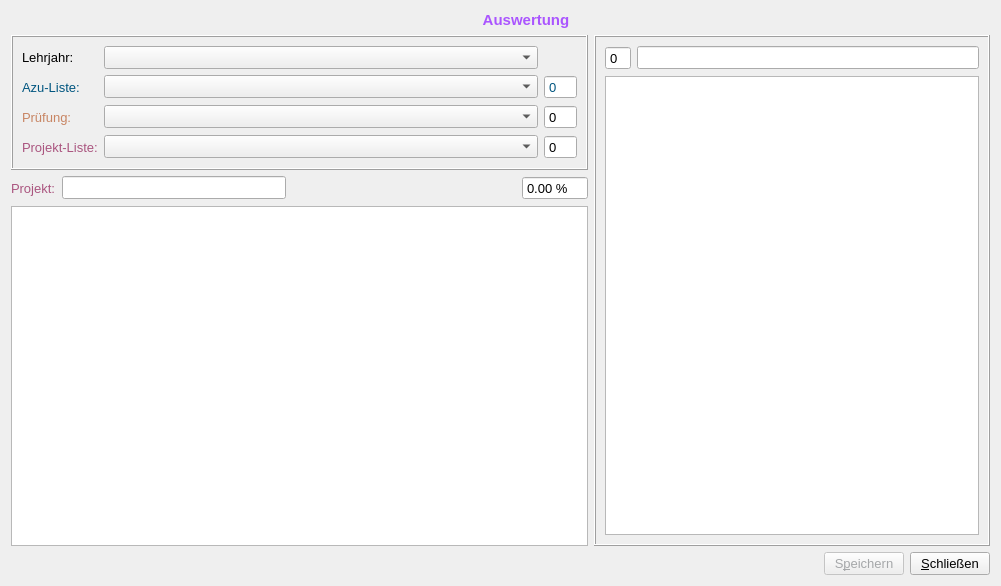
First picture: the form in formevaluation.ui, repository fasa1964/fshkap, before the edit.
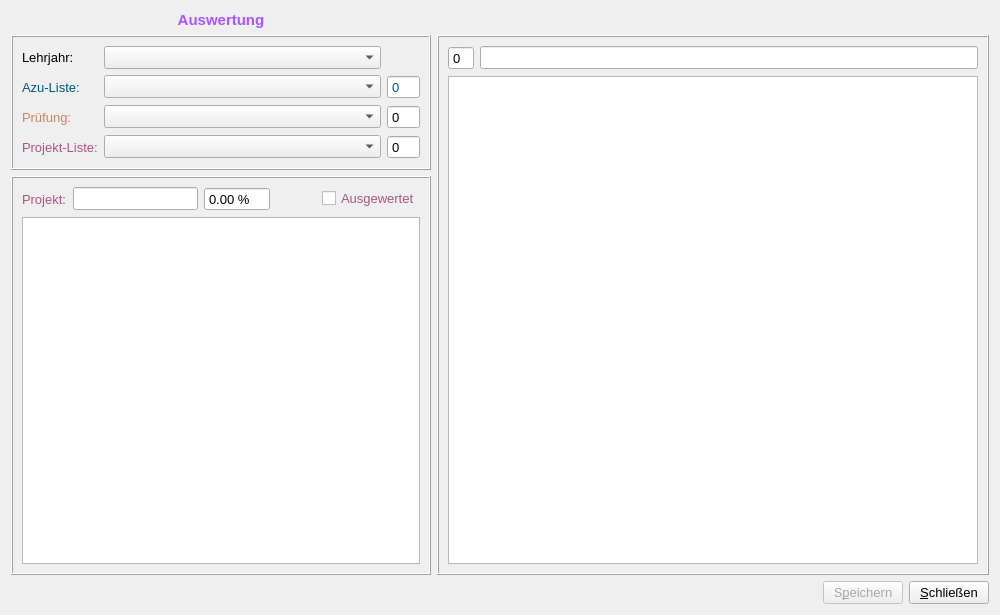
Second picture: the form after the edit.

Commit message: Add a checkbox to provide the status evaluated project. By changing the project data or skills, make sure that all project with evaluated status = true ask the user to change this project also.

```diff
--- a/formevaluation.ui
+++ b/formevaluation.ui
@@ -6,8 +6,8 @@
    <rect>
     <x>0</x>
     <y>0</y>
-    <width>1001</width>
-    <height>586</height>
+    <width>1000</width>
+    <height>615</height>
    </rect>
   </property>
   <property name="font">
@@ -18,28 +18,170 @@
   <property name="windowTitle">
    <string>Form</string>
   </property>
-  <layout class="QGridLayout" name="gridLayout_3">
-   <item row="2" column="3">
-    <widget class="QDoubleSpinBox" name="percentBox">
-     <property name="readOnly">
-      <bool>true</bool>
-     </property>
-     <property name="buttonSymbols">
-      <enum>QAbstractSpinBox::NoButtons</enum>
-     </property>
-     <property name="prefix">
-      <string/>
-     </property>
-     <property name="suffix">
-      <string> %</string>
-     </property>
-     <property name="maximum">
-      <double>100.000000000000000</double>
-     </property>
-    </widget>
-   </item>
+  <layout class="QGridLayout" name="gridLayout_4">
    <item row="2" column="0">
-    <widget class="QLabel" name="label_2">
+    <widget class="QFrame" name="frame_3">
+     <property name="sizePolicy">
+      <sizepolicy hsizetype="Expanding" vsizetype="Preferred">
+       <horstretch>0</horstretch>
+       <verstretch>0</verstretch>
+      </sizepolicy>
+     </property>
+     <property name="frameShape">
+      <enum>QFrame::Box</enum>
+     </property>
+     <property name="frameShadow">
+      <enum>QFrame::Raised</enum>
+     </property>
+     <layout class="QGridLayout" name="gridLayout_3">
+      <item row="0" column="0">
+       <widget class="QLabel" name="label_2">
+        <property name="palette">
+         <palette>
+          <active>
+           <colorrole role="WindowText">
+            <brush brushstyle="SolidPattern">
+             <color alpha="255">
+              <red>170</red>
+              <green>85</green>
+              <blue>127</blue>
+             </color>
+            </brush>
+           </colorrole>
+          </active>
+          <inactive>
+           <colorrole role="WindowText">
+            <brush brushstyle="SolidPattern">
+             <color alpha="255">
+              <red>170</red>
+              <green>85</green>
+              <blue>127</blue>
+             </color>
+            </brush>
+           </colorrole>
+          </inactive>
+          <disabled>
+           <colorrole role="WindowText">
+            <brush brushstyle="SolidPattern">
+             <color alpha="255">
+              <red>120</red>
+              <green>120</green>
+              <blue>120</blue>
+             </color>
+            </brush>
+           </colorrole>
+          </disabled>
+         </palette>
+        </property>
+        <property name="text">
+         <string>Projekt:</string>
+        </property>
+       </widget>
+      </item>
+      <item row="0" column="1">
+       <widget class="QLineEdit" name="projektNameEdit">
+        <property name="readOnly">
+         <bool>true</bool>
+        </property>
+       </widget>
+      </item>
+      <item row="0" column="2">
+       <widget class="QDoubleSpinBox" name="percentBox">
+        <property name="readOnly">
+         <bool>true</bool>
+        </property>
+        <property name="buttonSymbols">
+         <enum>QAbstractSpinBox::NoButtons</enum>
+        </property>
+        <property name="prefix">
+         <string/>
+        </property>
+        <property name="suffix">
+         <string> %</string>
+        </property>
+        <property name="maximum">
+         <double>100.000000000000000</double>
+        </property>
+       </widget>
+      </item>
+      <item row="0" column="3">
+       <spacer name="horizontalSpacer_3">
+        <property name="orientation">
+         <enum>Qt::Horizontal</enum>
+        </property>
+        <property name="sizeHint" stdset="0">
+         <size>
+          <width>40</width>
+          <height>20</height>
+         </size>
+        </property>
+       </spacer>
+      </item>
+      <item row="0" column="4">
+       <widget class="QCheckBox" name="evaluatedCheckBox">
+        <property name="palette">
+         <palette>
+          <active>
+           <colorrole role="WindowText">
+            <brush brushstyle="SolidPattern">
+             <color alpha="255">
+              <red>170</red>
+              <green>85</green>
+              <blue>127</blue>
+             </color>
+            </brush>
+           </colorrole>
+          </active>
+          <inactive>
+           <colorrole role="WindowText">
+            <brush brushstyle="SolidPattern">
+             <color alpha="255">
+              <red>170</red>
+              <green>85</green>
+              <blue>127</blue>
+             </color>
+            </brush>
+           </colorrole>
+          </inactive>
+          <disabled>
+           <colorrole role="WindowText">
+            <brush brushstyle="SolidPattern">
+             <color alpha="255">
+              <red>120</red>
+              <green>120</green>
+              <blue>120</blue>
+             </color>
+            </brush>
+           </colorrole>
+          </disabled>
+         </palette>
+        </property>
+        <property name="text">
+         <string>Ausgewertet</string>
+        </property>
+       </widget>
+      </item>
+      <item row="1" column="0" colspan="5">
+       <widget class="QTableWidget" name="fragenTableWidget"/>
+      </item>
+     </layout>
+    </widget>
+   </item>
+   <item row="3" column="0">
+    <spacer name="horizontalSpacer_2">
+     <property name="orientation">
+      <enum>Qt::Horizontal</enum>
+     </property>
+     <property name="sizeHint" stdset="0">
+      <size>
+       <width>40</width>
+       <height>20</height>
+      </size>
+     </property>
+    </spacer>
+   </item>
+   <item row="0" column="0">
+    <widget class="QLabel" name="label">
      <property name="palette">
       <palette>
        <active>
@@ -48,7 +190,7 @@
           <color alpha="255">
            <red>170</red>
            <green>85</green>
-           <blue>127</blue>
+           <blue>255</blue>
           </color>
          </brush>
         </colorrole>
@@ -59,7 +201,7 @@
           <color alpha="255">
            <red>170</red>
            <green>85</green>
-           <blue>127</blue>
+           <blue>255</blue>
           </color>
          </brush>
         </colorrole>
@@ -68,24 +210,105 @@
         <colorrole role="WindowText">
          <brush brushstyle="SolidPattern">
           <color alpha="255">
-           <red>120</red>
-           <green>120</green>
-           <blue>120</blue>
+           <red>165</red>
+           <green>167</green>
+           <blue>169</blue>
           </color>
          </brush>
         </colorrole>
        </disabled>
       </palette>
      </property>
+     <property name="font">
+      <font>
+       <pointsize>11</pointsize>
+       <weight>75</weight>
+       <bold>true</bold>
+      </font>
+     </property>
      <property name="text">
-      <string>Projekt:</string>
+      <string>Auswertung</string>
+     </property>
+     <property name="alignment">
+      <set>Qt::AlignCenter</set>
      </property>
     </widget>
    </item>
-   <item row="1" column="0" colspan="4">
+   <item row="3" column="2" colspan="2">
+    <spacer name="horizontalSpacer">
+     <property name="orientation">
+      <enum>Qt::Horizontal</enum>
+     </property>
+     <property name="sizeHint" stdset="0">
+      <size>
+       <width>40</width>
+       <height>20</height>
+      </size>
+     </property>
+    </spacer>
+   </item>
+   <item row="3" column="4">
+    <layout class="QHBoxLayout" name="horizontalLayout">
+     <item>
+      <widget class="QPushButton" name="saveButton">
+       <property name="enabled">
+        <bool>false</bool>
+       </property>
+       <property name="palette">
+        <palette>
+         <active>
+          <colorrole role="ButtonText">
+           <brush brushstyle="SolidPattern">
+            <color alpha="255">
+             <red>170</red>
+             <green>0</green>
+             <blue>0</blue>
+            </color>
+           </brush>
+          </colorrole>
+         </active>
+         <inactive>
+          <colorrole role="ButtonText">
+           <brush brushstyle="SolidPattern">
+            <color alpha="255">
+             <red>170</red>
+             <green>0</green>
+             <blue>0</blue>
+            </color>
+           </brush>
+          </colorrole>
+         </inactive>
+         <disabled>
+          <colorrole role="ButtonText">
+           <brush brushstyle="SolidPattern">
+            <color alpha="255">
+             <red>165</red>
+             <green>167</green>
+             <blue>169</blue>
+            </color>
+           </brush>
+          </colorrole>
+         </disabled>
+        </palette>
+       </property>
+       <property name="text">
+        <string>S&amp;peichern</string>
+       </property>
+      </widget>
+     </item>
+     <item>
+      <widget class="QPushButton" name="closeButton">
+       <property name="text">
+        <string>&amp;Schließen</string>
+       </property>
+      </widget>
+     </item>
+    </layout>
+   </item>
+   <item row="1" column="0">
     <widget class="QFrame" name="frame">
      <property name="sizePolicy">
-      <sizepolicy hsizetype="Preferred" vsizetype="Preferred">
+      <sizepolicy hsizetype="Expanding" vsizetype="Preferred">
        <horstretch>0</horstretch>
        <verstretch>0</verstretch>
       </sizepolicy>
@@ -364,123 +587,8 @@
      </layout>
     </widget>
    </item>
-   <item row="3" column="0" colspan="4">
-    <widget class="QTableWidget" name="fragenTableWidget"/>
-   </item>
-   <item row="0" column="1" colspan="5">
-    <widget class="QLabel" name="label">
-     <property name="palette">
-      <palette>
-       <active>
-        <colorrole role="WindowText">
-         <brush brushstyle="SolidPattern">
-          <color alpha="255">
-           <red>170</red>
-           <green>85</green>
-           <blue>255</blue>
-          </color>
-         </brush>
-        </colorrole>
-       </active>
-       <inactive>
-        <colorrole role="WindowText">
-         <brush brushstyle="SolidPattern">
-          <color alpha="255">
-           <red>170</red>
-           <green>85</green>
-           <blue>255</blue>
-          </color>
-         </brush>
-        </colorrole>
-       </inactive>
-       <disabled>
-        <colorrole role="WindowText">
-         <brush brushstyle="SolidPattern">
-          <color alpha="255">
-           <red>165</red>
-           <green>167</green>
-           <blue>169</blue>
-          </color>
-         </brush>
-        </colorrole>
-       </disabled>
-      </palette>
-     </property>
-     <property name="font">
-      <font>
-       <pointsize>11</pointsize>
-       <weight>75</weight>
-       <bold>true</bold>
-      </font>
-     </property>
-     <property name="text">
-      <string>Auswertung</string>
-     </property>
-     <property name="alignment">
-      <set>Qt::AlignCenter</set>
-     </property>
-    </widget>
-   </item>
-   <item row="4" column="5">
-    <layout class="QHBoxLayout" name="horizontalLayout">
-     <item>
-      <widget class="QPushButton" name="saveButton">
-       <property name="enabled">
-        <bool>false</bool>
-       </property>
-       <property name="palette">
-        <palette>
-         <active>
-          <colorrole role="ButtonText">
-           <brush brushstyle="SolidPattern">
-            <color alpha="255">
-             <red>170</red>
-             <green>0</green>
-             <blue>0</blue>
-            </color>
-           </brush>
-          </colorrole>
-         </active>
-         <inactive>
-          <colorrole role="ButtonText">
-           <brush brushstyle="SolidPattern">
-            <color alpha="255">
-             <red>170</red>
-             <green>0</green>
-             <blue>0</blue>
-            </color>
-           </brush>
-          </colorrole>
-         </inactive>
-         <disabled>
-          <colorrole role="ButtonText">
-           <brush brushstyle="SolidPattern">
-            <color alpha="255">
-             <red>165</red>
-             <green>167</green>
-             <blue>169</blue>
-            </color>
-           </brush>
-          </colorrole>
-         </disabled>
-        </palette>
-       </property>
-       <property name="text">
-        <string>S&amp;peichern</string>
-       </property>
-      </widget>
-     </item>
-     <item>
-      <widget class="QPushButton" name="closeButton">
-       <property name="text">
-        <string>&amp;Schließen</string>
-       </property>
-      </widget>
-     </item>
-    </layout>
-   </item>
-   <item row="4" column="4">
-    <spacer name="horizontalSpacer">
+   <item row="3" column="1">
+    <spacer name="horizontalSpacer_4">
      <property name="orientation">
       <enum>Qt::Horizontal</enum>
      </property>
@@ -492,7 +600,7 @@
      </property>
     </spacer>
    </item>
-   <item row="1" column="4" rowspan="3" colspan="2">
+   <item row="1" column="1" rowspan="2" colspan="4">
     <widget class="QFrame" name="frame_2">
      <property name="sizePolicy">
       <sizepolicy hsizetype="Expanding" vsizetype="Expanding">
@@ -611,39 +719,6 @@
      </layout>
     </widget>
    </item>
-   <item row="2" column="1">
-    <widget class="QLineEdit" name="projektNameEdit">
-     <property name="readOnly">
-      <bool>true</bool>
-     </property>
-    </widget>
-   </item>
-   <item row="2" column="2">
-    <spacer name="horizontalSpacer_3">
-     <property name="orientation">
-      <enum>Qt::Horizontal</enum>
-     </property>
-     <property name="sizeHint" stdset="0">
-      <size>
-       <width>40</width>
-       <height>20</height>
-      </size>
-     </property>
-    </spacer>
-   </item>
-   <item row="4" column="0" colspan="4">
-    <spacer name="horizontalSpacer_2">
-     <property name="orientation">
-      <enum>Qt::Horizontal</enum>
-     </property>
-     <property name="sizeHint" stdset="0">
-      <size>
-       <width>40</width>
-       <height>20</height>
-      </size>
-     </property>
-    </spacer>
-   </item>
   </layout>
  </widget>
  <resources/>
```
The commit also changes 2 other files.
